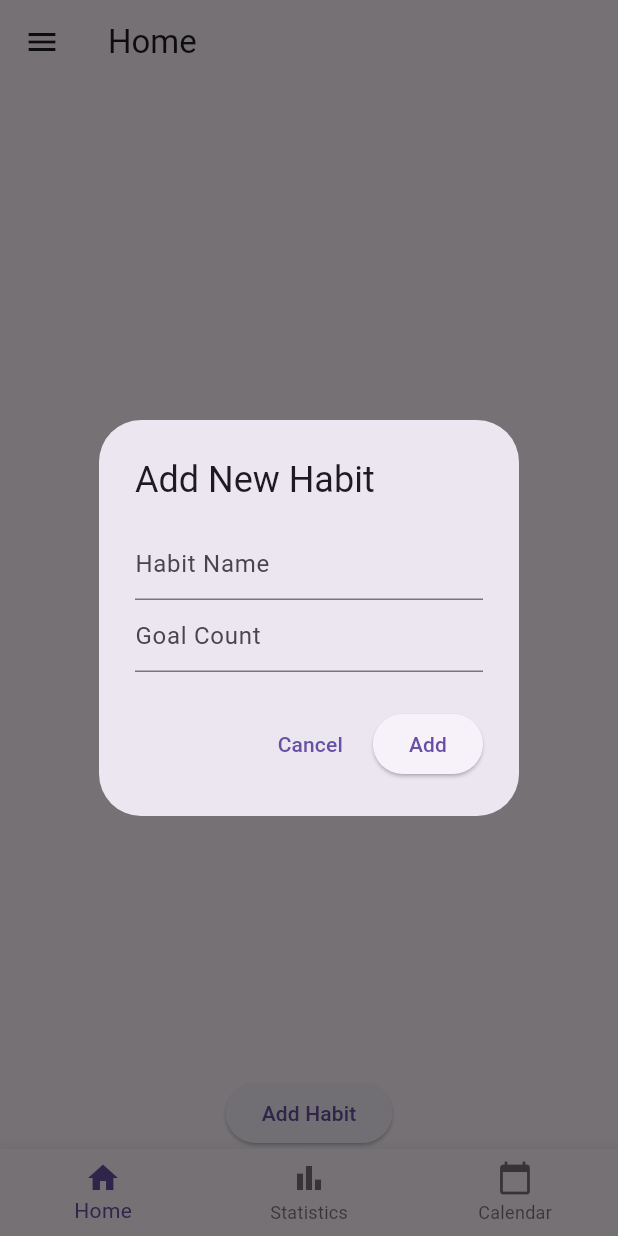
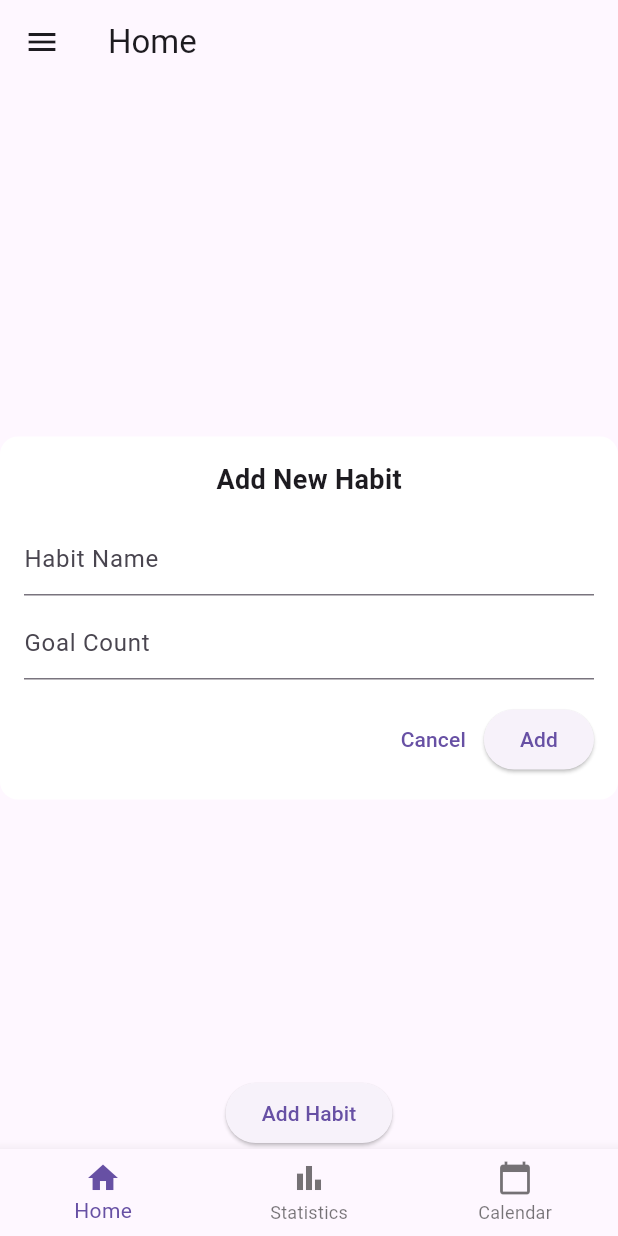
Before and after one commit to ceebee-lee/final, a Flutter app: the screen it shows after launch, after a tap on "Add Habit", on a phone screen of 412 x 824 dp. Run offline on Flutter 3.47's test engine with Material 3 defaults, Android fonts, the phone set to English and light mode, and no system bars; our stand-ins replace fl_chart, table_calendar.

```diff
--- a/habit_tracker/lib/screens/home_screen.dart
+++ b/habit_tracker/lib/screens/home_screen.dart
@@ -36,7 +36,6 @@ class HomeScreen extends StatelessWidget {
                 Navigator.pop(context);
               },
             ),
-            // 'Settings' 버튼 삭제
           ],
         ),
       ),
@@ -83,7 +82,7 @@ class HomeScreen extends StatelessWidget {
           ),
           ElevatedButton(
             onPressed: () {
-              _addNewHabit(context, habitProvider);
+              _showAddHabitScreen(context, habitProvider);
             },
             child: const Text('Add Habit'),
           ),
@@ -92,34 +91,72 @@ class HomeScreen extends StatelessWidget {
     );
   }
 
-  void _addNewHabit(BuildContext context, HabitProvider provider) {
+  // PageRouteBuilder를 사용하여 "Add Habit" 모달 애니메이션 추가
+  void _showAddHabitScreen(BuildContext context, HabitProvider provider) {
+    Navigator.of(context).push(
+      PageRouteBuilder(
+        opaque: false, // 배경을 투명하게 설정
+        pageBuilder: (context, animation, secondaryAnimation) {
+          return _buildAddHabitDialog(context, provider);
+        },
+        transitionsBuilder: (context, animation, secondaryAnimation, child) {
+          // 슬라이드와 페이드 애니메이션 적용
+          const begin = Offset(0, 1); // 아래에서 시작
+          const end = Offset.zero;
+          const curve = Curves.easeInOut;
+
+          final tween =
+              Tween(begin: begin, end: end).chain(CurveTween(curve: curve));
+          final offsetAnimation = animation.drive(tween);
+
+          return SlideTransition(
+            position: offsetAnimation,
+            child: FadeTransition(
+              opacity: animation,
+              child: child,
+            ),
+          );
+        },
+        transitionDuration: const Duration(milliseconds: 300), // 애니메이션 시간
+      ),
+    );
+  }
+
+  // Add Habit Dialog 구현
+  Widget _buildAddHabitDialog(BuildContext context, HabitProvider provider) {
     final TextEditingController nameController = TextEditingController();
     final TextEditingController goalController = TextEditingController();
 
-    showDialog(
-      context: context,
-      builder: (context) {
-        return AlertDialog(
-          title: const Text('Add New Habit'),
-          content: Column(
+    return Center(
+      child: Material(
+        color: Colors.white,
+        borderRadius: BorderRadius.circular(12.0),
+        child: Padding(
+          padding: const EdgeInsets.all(16.0),
+          child: Column(
             mainAxisSize: MainAxisSize.min,
             children: [
+              const Text(
+                'Add New Habit',
+                style: TextStyle(fontSize: 18, fontWeight: FontWeight.bold),
+              ),
+              const SizedBox(height: 16),
               TextField(
                 controller: nameController,
                 decoration: const InputDecoration(hintText: 'Habit Name'),
               ),
+              const SizedBox(height: 8),
               TextField(
                 controller: goalController,
                 keyboardType: TextInputType.number,
                 decoration: const InputDecoration(hintText: 'Goal Count'),
               ),
-            ],
-          ),
-          actions: [
+              const SizedBox(height: 16),
+              Row(
+                mainAxisAlignment: MainAxisAlignment.end,
+                children: [
                   TextButton(
-              onPressed: () {
-                Navigator.of(context).pop();
-              },
+                    onPressed: () => Navigator.of(context).pop(),
                     child: const Text('Cancel'),
                   ),
                   ElevatedButton(
@@ -145,8 +182,11 @@ class HomeScreen extends StatelessWidget {
                     child: const Text('Add'),
                   ),
                 ],
-        );
-      },
+              ),
+            ],
+          ),
+        ),
+      ),
     );
   }
 
```
Lines whose indentation alone changed are shown as unchanged.
